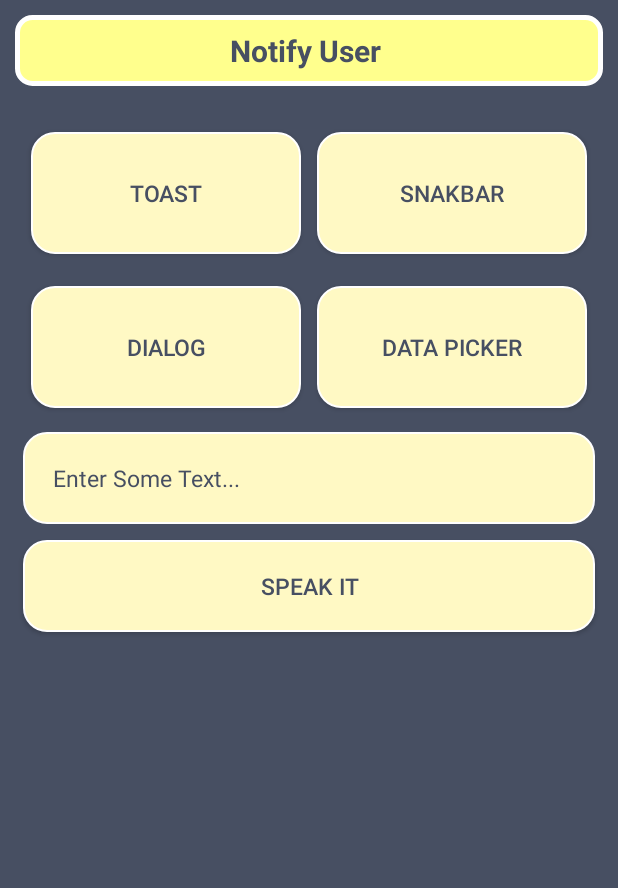
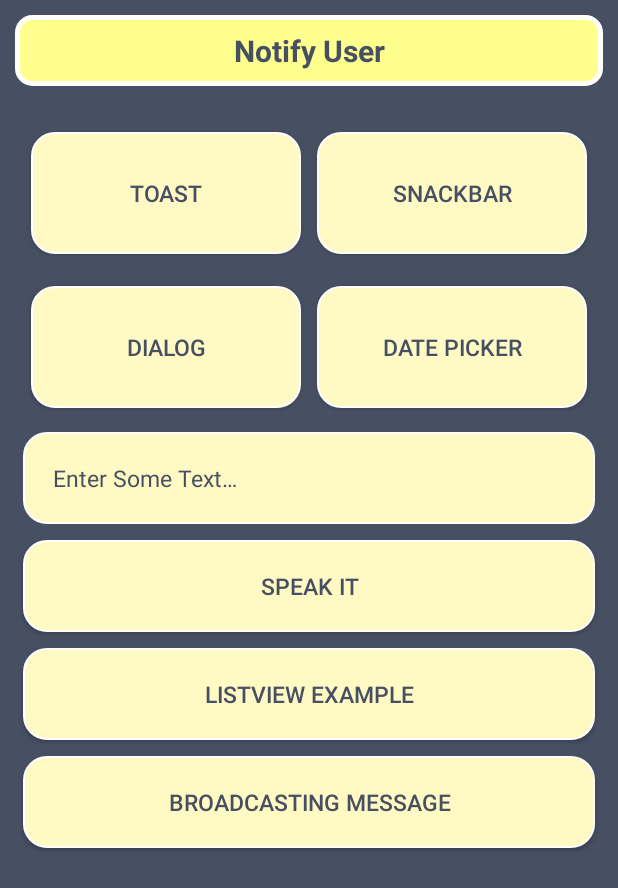
Before and after one commit to Takshaksh/AndroidProjects, an Android app: the screen it shows after launch (MainActivity), on a phone screen of 412 x 824 dp. Shown: the top 888 px of the screen. Run offline under Robolectric (Android 15) with nearby library versions, the phone set to English and light mode, and no system bars.

Commit message:
ListView & Broadcast receiver added

```diff
--- a/Notify/app/src/main/AndroidManifest.xml
+++ b/Notify/app/src/main/AndroidManifest.xml
@@ -9,6 +9,7 @@
         android:roundIcon="@mipmap/ic_launcher_round"
         android:supportsRtl="true"
         android:theme="@style/AppTheme">
+        <activity android:name=".ListViewActivity"></activity>
         <activity android:name=".MainActivity">
             <intent-filter>
                 <action android:name="android.intent.action.MAIN" />
--- /dev/null
+++ b/Notify/app/src/main/java/com/linuxh2o/notify/ListViewActivity.java
@@ -0,0 +1,37 @@
+package com.linuxh2o.notify;
+
+import androidx.appcompat.app.AppCompatActivity;
+
+import android.os.Bundle;
+import android.view.View;
+import android.widget.AdapterView;
+import android.widget.ArrayAdapter;
+import android.widget.ListView;
+import android.widget.Toast;
+
+public class ListViewActivity extends AppCompatActivity {
+
+    private ListView myListView;
+    private ArrayAdapter myArrayAdapter;
+    private String[] languages = { "Programming Languages", "Assembly", "BASH", "C/C++", "Dart", "Erlang", "Fortran", "GO", "Haskell", "IO", "Java", "Kotlin", "Lips", "Matlab"};
+
+    @Override
+    protected void onCreate(Bundle savedInstanceState) {
+        super.onCreate(savedInstanceState);
+        setContentView(R.layout.activity_list_view);
+
+        myListView = findViewById(R.id.listView);
+        myArrayAdapter = new ArrayAdapter(this, android.R.layout.simple_list_item_1, languages);
+        myListView.setAdapter(myArrayAdapter);
+
+        myListView.setOnItemClickListener(new AdapterView.OnItemClickListener() {
+            @Override
+            public void onItemClick(AdapterView<?> parent, View view, int position, long id) {
+                String clickedItem = myArrayAdapter.getItem(position).toString();
+                Toast.makeText(getApplicationContext(), clickedItem, Toast.LENGTH_SHORT).show();
+
+            }
+        });
+
+    }
+}
--- a/Notify/app/src/main/java/com/linuxh2o/notify/MainActivity.java
+++ b/Notify/app/src/main/java/com/linuxh2o/notify/MainActivity.java
@@ -4,10 +4,18 @@ import androidx.appcompat.app.AppCompatActivity;
 
 import android.app.AlertDialog;
 import android.app.DatePickerDialog;
+import android.content.BroadcastReceiver;
+import android.content.Context;
 import android.content.DialogInterface;
+import android.content.Intent;
+import android.content.IntentFilter;
+import android.net.ConnectivityManager;
+import android.net.NetworkInfo;
+import android.net.NetworkInfo.State;
 import android.os.Bundle;
 import android.speech.tts.TextToSpeech;
 import android.view.Gravity;
+import android.view.MotionEvent;
 import android.view.View;
 import android.widget.Button;
 import android.widget.DatePicker;
@@ -19,9 +27,10 @@ import java.util.Locale;
 
 public class MainActivity extends AppCompatActivity {
 
-    private Button toast, snakbar, datePicker, dialog, speakButton;
+    private Button toast, snakbar, datePicker, dialog, speakButton, listView, broadcast;
     private EditText speakText;
     private TextToSpeech tts;
+    private BroadcastReceiver broadcastReceiver = null;
 
     @Override
     protected void onCreate(Bundle savedInstanceState) {
@@ -34,6 +43,8 @@ public class MainActivity extends AppCompatActivity {
         dialog      = findViewById(R.id.dialog);
         speakButton = findViewById(R.id.speakButton);
         speakText   = findViewById(R.id.speakText);
+        listView    = findViewById(R.id.showListView);
+        broadcast   = findViewById(R.id.broadcast);
 
         final AlertDialog.Builder builder = new AlertDialog.Builder(this);
 
@@ -134,6 +145,47 @@ public class MainActivity extends AppCompatActivity {
 
             }
         });
+
+        // ListView Example
+
+        listView.setOnClickListener(new View.OnClickListener() {
+            @Override
+            public void onClick(View v) {
+
+                Intent i = new Intent(getApplicationContext(), ListViewActivity.class);
+                startActivity(i);
+
+            }
+        });
+
+        // Broadcasting message
+
+        broadcast.setOnClickListener(new View.OnClickListener() {
+            @Override
+            public void onClick(View v) {
+
+                broadcastReceiver = new BroadcastReceiver() {
+                    @Override
+                    public void onReceive(Context context, Intent intent) {
+                        Bundle bundle = intent.getExtras();
+
+                        NetworkInfo info = bundle.getParcelable("networkInfo");
+                        State state = info.getState();
+
+                        if (state == NetworkInfo.State.CONNECTED){
+                            Toast.makeText(getApplicationContext(), "Network is connected", Toast.LENGTH_SHORT).show();
+                        }else {
+                            Toast.makeText(getApplicationContext(), "No connectivity", Toast.LENGTH_SHORT).show();
+                        }
+                    }
+                };
+
+                final IntentFilter intentFilter = new IntentFilter();
+                intentFilter.addAction(ConnectivityManager.CONNECTIVITY_ACTION);
+                registerReceiver(broadcastReceiver, intentFilter);
+
+            }
+        });
     }
 
     public void onPause(){
@@ -143,4 +195,14 @@ public class MainActivity extends AppCompatActivity {
         }
         super.onPause();
     }
+
+    @Override
+    public boolean onTouchEvent(MotionEvent event) {
+
+        speakText.setError(null);
+        speakText.clearFocus();
+        Toast.makeText(this, "OnTouch()", Toast.LENGTH_SHORT).show();
+
+        return true;
+    }
 }
--- /dev/null
+++ b/Notify/app/src/main/res/layout/activity_list_view.xml
@@ -0,0 +1,16 @@
+<?xml version="1.0" encoding="utf-8"?>
+<LinearLayout xmlns:android="http://schemas.android.com/apk/res/android"
+    xmlns:app="http://schemas.android.com/apk/res-auto"
+    xmlns:tools="http://schemas.android.com/tools"
+    android:layout_width="match_parent"
+    android:layout_height="match_parent"
+    tools:context=".ListViewActivity">
+
+    <ListView
+        android:id="@+id/listView"
+        android:layout_width="match_parent"
+        android:layout_height="match_parent"
+        android:padding="10sp">
+    </ListView>
+
+</LinearLayout>
--- a/Notify/app/src/main/res/layout/activity_main.xml
+++ b/Notify/app/src/main/res/layout/activity_main.xml
@@ -1,114 +1,150 @@
 <?xml version="1.0" encoding="utf-8"?>
-<LinearLayout xmlns:android="http://schemas.android.com/apk/res/android"
-    xmlns:app="http://schemas.android.com/apk/res-auto"
+<ScrollView
+    xmlns:android="http://schemas.android.com/apk/res/android"
     xmlns:tools="http://schemas.android.com/tools"
     android:layout_width="match_parent"
     android:layout_height="match_parent"
+    android:background="@color/darkish"
     android:orientation="vertical"
-    android:background="@color/darkish"
-    android:padding="10dp"
+    tools:context=".MainActivity">
+    <LinearLayout
         android:id="@+id/notifyLayout"
-    tools:context=".MainActivity">
+        android:layout_width="match_parent"
+        android:layout_height="wrap_content"
+        android:orientation="vertical"
+        android:padding="10sp">
 
         <TextView
             android:layout_width="match_parent"
             android:layout_height="wrap_content"
             android:background="@drawable/backgroud_patch"
-        android:elevation="2dp"
+            android:elevation="2sp"
             android:gravity="center"
-        android:padding="10dp"
-        android:text="Notify User "
+            android:padding="10sp"
+            android:text="@string/notify_user"
             android:textColor="@color/darkish"
-        android:textSize="20dp"
+            android:textSize="20sp"
             android:textStyle="bold" />
+
         <LinearLayout
             android:layout_width="match_parent"
             android:layout_height="wrap_content"
+            android:layout_marginTop="20sp"
             android:orientation="horizontal"
-        android:layout_marginTop="20dp"
-        android:padding="5dp">
+            android:padding="5sp">
 
             <Button
                 android:id="@+id/toast"
                 android:layout_width="match_parent"
                 android:layout_height="wrap_content"
+                android:layout_margin="5sp"
                 android:layout_weight="1"
-            android:text="Toast"
-            android:textSize="15dp"
+                android:background="@drawable/background_button_patch"
+                android:padding="30sp"
+                android:text="@string/toast"
                 android:textColor="@color/darkish"
-            android:padding="30dp"
-            android:layout_margin="5dp"
-            android:background="@drawable/background_button_patch">
+                android:textSize="15sp">
             </Button>
+
             <Button
                 android:id="@+id/snakbar"
                 android:layout_width="match_parent"
                 android:layout_height="wrap_content"
+                android:layout_margin="5sp"
                 android:layout_weight="1"
-            android:text="SnakBar"
-            android:textSize="15dp"
+                android:background="@drawable/background_button_patch"
+                android:padding="30sp"
+                android:text="@string/snackbar"
                 android:textColor="@color/darkish"
-            android:padding="30dp"
-            android:layout_margin="5dp"
-            android:background="@drawable/background_button_patch">
+                android:textSize="15sp">
             </Button>
         </LinearLayout>
+
         <LinearLayout
             android:layout_width="match_parent"
             android:layout_height="wrap_content"
             android:orientation="horizontal"
-        android:padding="5dp">
+            android:padding="5sp">
 
             <Button
                 android:id="@+id/dialog"
                 android:layout_width="match_parent"
                 android:layout_height="wrap_content"
+                android:layout_margin="5sp"
                 android:layout_weight="1"
-            android:text="Dialog"
-            android:textSize="15dp"
+                android:background="@drawable/background_button_patch"
+                android:padding="30sp"
+                android:text="@string/dialog"
                 android:textColor="@color/darkish"
-            android:padding="30dp"
-            android:layout_margin="5dp"
-            android:background="@drawable/background_button_patch">
+                android:textSize="15sp">
             </Button>
+
             <Button
                 android:id="@+id/datePicker"
                 android:layout_width="match_parent"
                 android:layout_height="wrap_content"
+                android:layout_margin="5sp"
                 android:layout_weight="1"
-            android:text="Data Picker"
+                android:background="@drawable/background_button_patch"
+                android:padding="30sp"
+                android:text="@string/date_picker"
                 android:textColor="@color/darkish"
-            android:textSize="15dp"
-            android:padding="30dp"
-            android:layout_margin="5dp"
-            android:background="@drawable/background_button_patch">
+                android:textSize="15sp">
             </Button>
         </LinearLayout>
+
+
 
         <EditText
             android:id="@+id/speakText"
             android:layout_width="match_parent"
             android:layout_height="wrap_content"
-        android:maxHeight="100dp"
-        android:hint="Enter Some Text..."
+            android:layout_margin="5sp"
+            android:background="@drawable/background_button_patch"
+            android:hint="@string/enter_some_text"
+            android:maxHeight="100sp"
+            android:padding="20sp"
+            android:textColor="@color/darkish"
             android:textColorHint="@color/darkish"
-        android:textColor="@color/darkish"
-        android:textSize="15dp"
-        android:padding="20dp"
-        android:layout_margin="5dp"
-        android:background="@drawable/background_button_patch">
+            android:textSize="15sp">
         </EditText>
 
         <Button
             android:id="@+id/speakButton"
             android:layout_width="match_parent"
             android:layout_height="wrap_content"
-        android:text="Speak it"
+            android:layout_margin="5sp"
+            android:background="@drawable/background_button_patch"
+            android:padding="20sp"
+            android:text="@string/speak_it"
             android:textColor="@color/darkish"
-        android:textSize="15dp"
-        android:padding="20dp"
-        android:layout_margin="5dp"
-        android:background="@drawable/background_button_patch">
+            android:textSize="15sp">
         </Button>
 
+        <Button
+            android:id="@+id/showListView"
+            android:layout_width="match_parent"
+            android:layout_height="wrap_content"
+            android:layout_margin="5sp"
+            android:background="@drawable/background_button_patch"
+            android:padding="20sp"
+            android:text="@string/listview"
+            android:textColor="@color/darkish"
+            android:textSize="15sp">
+        </Button>
+
+        <Button
+            android:id="@+id/broadcast"
+            android:layout_width="match_parent"
+            android:layout_height="wrap_content"
+            android:layout_margin="5sp"
+            android:background="@drawable/background_button_patch"
+            android:padding="20sp"
+            android:text="Broadcasting Message"
+            android:textColor="@color/darkish"
+            android:textSize="15sp">
+        </Button>
+
+
     </LinearLayout>
+</ScrollView>
--- a/Notify/app/src/main/res/values/strings.xml
+++ b/Notify/app/src/main/res/values/strings.xml
@@ -1,3 +1,11 @@
 <resources>
     <string name="app_name">Notify</string>
+    <string name="speak_it">Speak it</string>
+    <string name="listview">ListView Example</string>
+    <string name="notify_user">Notify User</string>
+    <string name="snackbar">SnackBar</string>
+    <string name="toast">Toast</string>
+    <string name="dialog">Dialog</string>
+    <string name="date_picker">Date Picker</string>
+    <string name="enter_some_text">Enter Some Text…</string>
 </resources>
```
Lines whose indentation alone changed are shown as unchanged.
